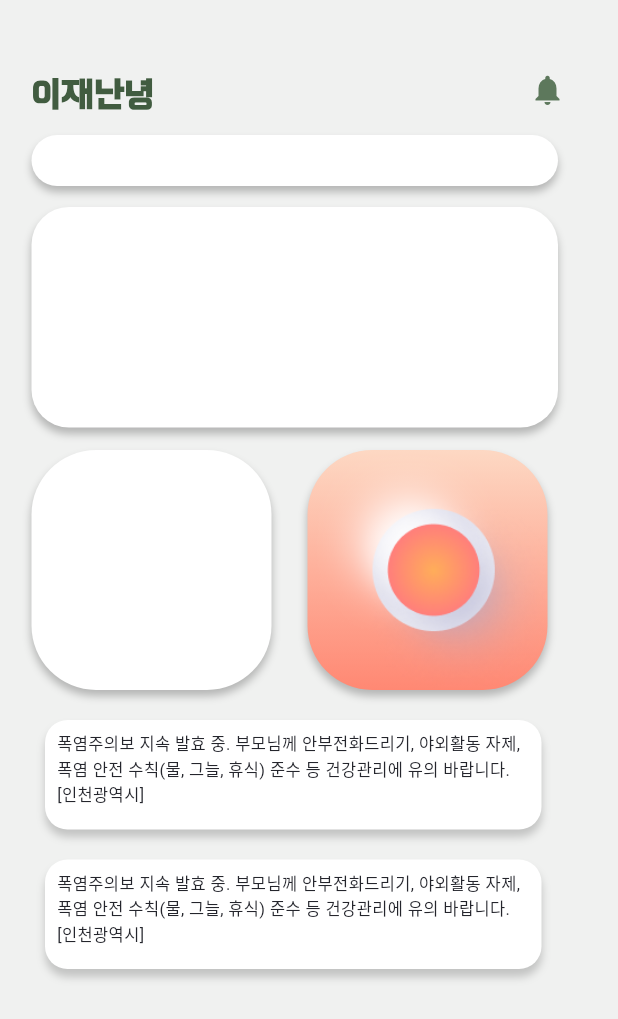
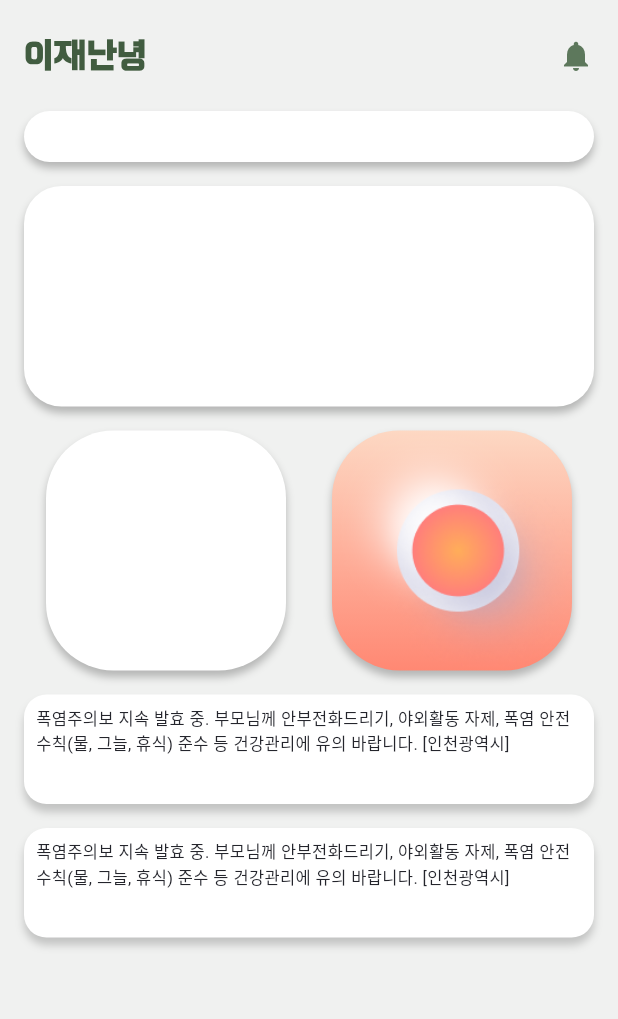
Before and after one commit to teamPKLL/pro_max_ject, a Flutter app: the Main screen opened directly, on a phone screen of 412 x 824 dp. Shown: the top 1019 px of the screen. Run offline on Flutter 3.47's test engine with Material 3 defaults, Android fonts, the phone set to English and light mode, and no system bars; our stand-ins replace firebase_auth, firebase_core, firebase_database, google_sign_in; missing offline and left inert: flutter_naver_login, kakao_flutter_sdk; accounts and stored records are empty; Roboto replaces fonts that are missing (Lexend Deca).

```diff
--- a/lib/screen/widgetmain.dart
+++ b/lib/screen/widgetmain.dart
@@ -1,13 +1,8 @@
-import 'dart:ui';
 import 'package:flutter/material.dart';
-import 'package:pro_max_ject/main.dart';
-import 'package:pro_max_ject/screen/map.dart';
-import 'package:pro_max_ject/screen/myPage.dart';
-import 'package:pro_max_ject/screen/reminder.dart';
 
 class FigmaToCodeApp extends StatelessWidget {
   const FigmaToCodeApp({super.key});
-/////////////////// 메인 화면 ////////////////////
+
   @override
   Widget build(BuildContext context) {
     return MaterialApp(
@@ -28,50 +23,20 @@ class Main extends StatefulWidget {
 }
 
 class _MainState extends State<Main> {
-  int _selectedIndex = 0; // 현재 선택된 인덱스
-
-  final List<Widget> screens = [
-    FigmaToCodeApp(),
-    Reminder(),
-    MapPage(),
-    MyPage(),
-  ];
-
-  void _onItemTapped(int index) {
-    setState(() {
-      _selectedIndex = index; // 선택된 인덱스 업데이트
-    });
-  }
-
   @override
   Widget build(BuildContext context) {
     return Scaffold(
-      body: ListView(
+      body: Container(
+        width: double.infinity,
+        color: Color(0xFFF0F1F0),
+        child: Column(
           children: [
-          //////////////////////// 알림 아이콘 부분 ////////////////////////
+            //////////////////////// 상단 바 ////////////////////////
             Container(
-            width: double.infinity,
-            height: 852,
-            color: Color(0xFFF0F1F0),
-            child: Stack(
+              padding: EdgeInsets.symmetric(horizontal: 16, vertical: 20), // 상단 바 여백
+              child: Row(
                 children: [
-                Positioned(
-                  left: 353,
-                  top: 48,
-                  child: InkWell(
-                    onTap: () {},
-                    child: const Icon(
-                      Icons.notifications,
-                      color: Color(0xEF537052),
-                    ),
-                  ),
-                ),
-
-                //////////////////////// 상단 제목 ////////////////////////
-                const Positioned(
-                  left: 21,
-                  top: 46,
-                  child: Text(
+                  Text(
                     '이재난녕',
                     style: TextStyle(
                       color: Color(0xFF415C40),
@@ -80,17 +45,25 @@ class _MainState extends State<Main> {
                       fontWeight: FontWeight.bold,
                     ),
                   ),
+                  Spacer(), // Spacer를 사용하여 아이콘을 오른쪽 끝으로 밀어냄
+                  InkWell(
+                    onTap: () {},
+                    child: const Icon(
+                      Icons.notifications,
+                      color: Color(0xEF537052),
+                    ),
+                  ),
+                ],
+              ),
             ),
 
             //////////////////////// 1번째 공지부분 //////////////////////////
-                Positioned(
-                  left: 21,
-                  top: 90,
-                  child: InkWell(
+            InkWell(
               onTap: () {},
               child: Container(
-                      width: 351,
+                width: double.infinity,
                 height: 34,
+                margin: EdgeInsets.symmetric(horizontal: 16),
                 decoration: ShapeDecoration(
                   color: Colors.white,
                   shape: RoundedRectangleBorder(
@@ -107,17 +80,16 @@ class _MainState extends State<Main> {
                 ),
               ),
             ),
-                ),
+
+            SizedBox(height: 16),
 
             //////////////////////// 재해 방안(큰 2번째 목록) ////////////////////////
-                Positioned(
-                  left: 21,
-                  top: 138,
-                  child: InkWell(
-                    onTap: () {}, // 버튼구현
+            InkWell(
+              onTap: () {},
               child: Container(
-                      width: 351,
+                width: double.infinity,
                 height: 147,
+                margin: EdgeInsets.symmetric(horizontal: 16),
                 decoration: ShapeDecoration(
                   color: Colors.white,
                   shape: RoundedRectangleBorder(
@@ -134,27 +106,23 @@ class _MainState extends State<Main> {
                 ),
               ),
             ),
-                ),
 
-                //////////////////////// 지도 위치 ////////////////////////
-                Positioned(
-                  left: 21,
-                  top: 300,
-                  child: InkWell(
-                    onTap: () {
+            SizedBox(height: 16),
 
-                    }, // 버튼
+            //////////////////////// 지도 위치와 SOS 위치 ////////////////////////
+            Row(
+              mainAxisAlignment: MainAxisAlignment.spaceEvenly, // 중앙 정렬
+              children: [
+                SizedBox(width: 16), // 왼쪽 여백
+                InkWell(
+                  onTap: () {},
                   child: Container(
                     width: 160,
                     height: 160,
                     decoration: ShapeDecoration(
-                        gradient: LinearGradient(
-                          begin: Alignment(0.00, -1.00),
-                          end: Alignment(0, 1),
-                          colors: [Colors.white, Colors.white],
-                        ),
+                      color: Colors.white,
                       shape: RoundedRectangleBorder(
-                          borderRadius: BorderRadius.circular(43),
+                        borderRadius: BorderRadius.circular(45), // 둥글게 설정
                       ),
                       shadows: [
                         BoxShadow(
@@ -167,16 +135,10 @@ class _MainState extends State<Main> {
                     ),
                   ),
                 ),
-                ),
-
-                //////////////////////// sos 위치 ////////////////////////
-                Positioned(
-                  left: 205,
-                  top: 300,
-                  child: InkWell(
-                    onTap: () {}, // 버튼 클릭하는 부분
+                SizedBox(width: 16), // 버튼 간격
+                InkWell(
+                  onTap: () {},
                   child: Container(
-                      // SOS 버튼
                     width: 160,
                     height: 160,
                     decoration: BoxDecoration(
@@ -185,7 +147,7 @@ class _MainState extends State<Main> {
                         end: Alignment(0, 1),
                         colors: [Color(0xFFFDD8C3), Color(0xFFFF8873)],
                       ),
-                        borderRadius: BorderRadius.circular(43),
+                      borderRadius: BorderRadius.circular(45), // 둥글게 설정
                       boxShadow: [
                         BoxShadow(
                           color: Color(0x3F000000),
@@ -196,64 +158,24 @@ class _MainState extends State<Main> {
                       ],
                     ),
                     child: ClipRRect(
-                        borderRadius: BorderRadius.circular(43),
+                      borderRadius: BorderRadius.circular(45), // 둥글게 설정
                       child: Image.asset(
                         'assets/sos_button.png',
-                          fit: BoxFit.cover, // 이미지 크기와 위치 조절
+                        fit: BoxFit.cover,
                       ),
                     ),
                   ),
                 ),
+                SizedBox(width: 16), // 오른쪽 여백
+              ],
             ),
-
-                Positioned(
-                  left: -465,
-                  top: 1211,
-                  child: Container(
-                    width: 677.17,
-                    height: 677.17,
-                    decoration: ShapeDecoration(
-                      shape: OvalBorder(
-                        side: BorderSide(
-                          width: 2.21,
-                          color: Colors.white.withOpacity(0.800000011920929),
-                        ),
-                      ),
-                    ),
-                  ),
-                ),
-
-                // 2번째 공지부분? 너무 많아서 일단 삭제
-                // Positioned(
-                //   left: 21,
-                //   top: 137,
-                //   child: Container(
-                //     width: 351,
-                //     height: 34,
-                //     decoration: ShapeDecoration(
-                //       color: Colors.white,
-                //       shape: RoundedRectangleBorder(
-                //         borderRadius: BorderRadius.circular(43),
-                //       ),
-                //       shadows: [
-                //         BoxShadow(
-                //           color: Color(0x3F000000),
-                //           blurRadius: 4,
-                //           offset: Offset(0, 4),
-                //           spreadRadius: 0,
-                //         )
-                //       ],
-                //     ),
-                //   ),
-                // ),
+            SizedBox(height: 16),
 
             //////////////////////// 알림목록 1 ////////////////////////
-                Positioned(
-                  left: 30,
-                  top: 480,
-                  child: Container(
-                    width: 331,
+            Container(
+              width: double.infinity,
               height: 73,
+              margin: EdgeInsets.symmetric(horizontal: 16),
               decoration: ShapeDecoration(
                 color: Colors.white,
                 shape: RoundedRectangleBorder(
@@ -269,7 +191,7 @@ class _MainState extends State<Main> {
                 ],
               ),
               child: InkWell(
-                      onTap: () {}, // 버튼 구현
+                onTap: () {},
                 child: Padding(
                   padding: const EdgeInsets.all(8.0),
                   child: Text(
@@ -284,15 +206,14 @@ class _MainState extends State<Main> {
                 ),
               ),
             ),
-                ),
+
+            SizedBox(height: 16),
 
             //////////////////////// 알림목록 2 ////////////////////////
-                Positioned(
-                  left: 30,
-                  top: 573,
-                  child: Container(
-                    width: 331,
+            Container(
+              width: double.infinity,
               height: 73,
+              margin: EdgeInsets.symmetric(horizontal: 16),
               decoration: ShapeDecoration(
                 color: Colors.white,
                 shape: RoundedRectangleBorder(
@@ -308,7 +229,7 @@ class _MainState extends State<Main> {
                 ],
               ),
               child: InkWell(
-                      onTap: () {}, // 버튼 구현
+                onTap: () {},
                 child: Padding(
                   padding: const EdgeInsets.all(8.0),
                   child: Text(
@@ -323,76 +244,9 @@ class _MainState extends State<Main> {
                 ),
               ),
             ),
-                ),
-
-                ///////////////////// 뭔지 모르는 부분 ////////////////////
-                Positioned(
-                  left: 331,
-                  top: 716,
-                  child: Transform(
-                    transform: Matrix4.identity()..rotateZ(-1.56),
-                    child: Container(
-                      width: 24,
-                      height: 24,
-                      padding: const EdgeInsets.symmetric(horizontal: 6, vertical: 7),
-                      child: Center(
-                        child: Container(),
-                      ),
-                    ),
-                  ),
-                ),
-                Positioned(
-                  left: 334,
-                  top: 600,
-                  child: Transform(
-                    transform: Matrix4.identity()..rotateZ(-1.56),
-                    child: Container(
-                      width: 24,
-                      height: 24,
-                      padding: const EdgeInsets.symmetric(horizontal: 6, vertical: 7),
-                      child: Center(
-                        child: Container(),
-                      ),
-                    ),
-                  ),
-                ),
           ],
         ),
       ),
-        ],
-      ),
-
-      // /////////////////// 하단 네비게이션 바 부분 ///////////////////////
-      // bottomNavigationBar: BottomNavigationBar(
-      //   backgroundColor: Colors.white, // 하단 네비게이션 바의 배경색
-      //   selectedItemColor: Color(0xEF537052), // 선택된 아이템의 색상
-      //   unselectedItemColor: Colors.grey, // 선택되지 않은 아이템의 색상
-      //   items: const <BottomNavigationBarItem>[
-      //     BottomNavigationBarItem(
-      //       icon: Icon(Icons.home),
-      //       label: '홈',
-      //     ),
-      //     BottomNavigationBarItem(
-      //       icon: Icon(Icons.search),
-      //       label: '검색',
-      //     ),
-      //     BottomNavigationBarItem(
-      //       icon: Icon(Icons.menu),
-      //       label: '메뉴',
-      //     ),
-      //     BottomNavigationBarItem(
-      //       icon: Icon(Icons.person),
-      //       label: '마이페이지',
-      //     ),
-      //   ],
-      //   currentIndex: _selectedIndex,
-      //   // onTap: _onItemTapped,
-      //   onTap: (index) {
-      //     setState(() {
-      //       _selectedIndex = index;
-      //     });
-      //   },
-      // ),
     );
   }
 }
```
Also changed, not shown: lib/main.dart (+10 -7 lines), lib/screen/phone_verification.dart (added, +141 -0 lines). Lines whose indentation alone changed are shown as unchanged.
